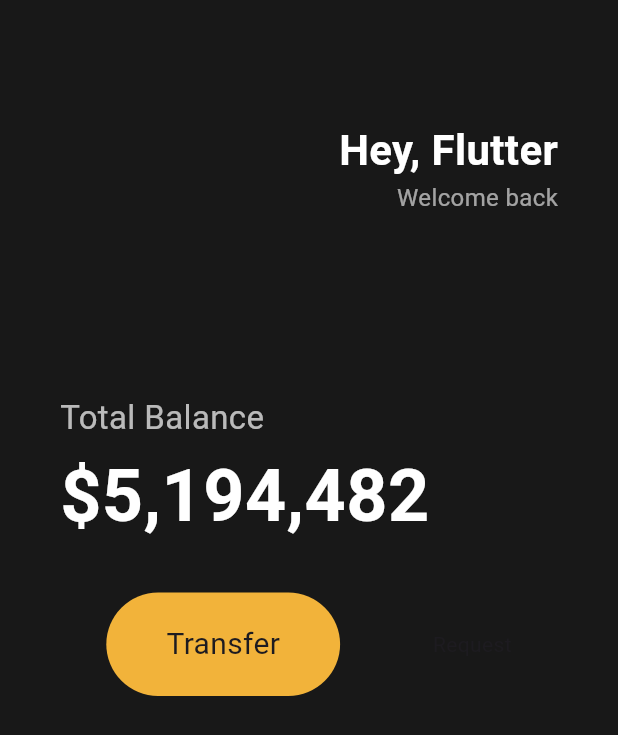
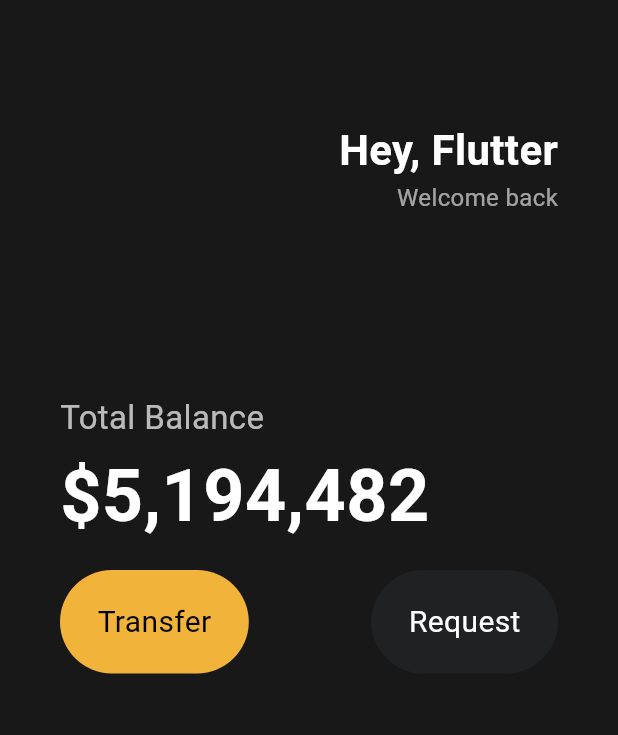
Before and after one commit to rosenrose/flutter-learn, a Flutter app: the screen it shows after launch, on a phone screen of 412 x 824 dp. Shown: the top 735 px of the screen. Run offline on Flutter 3.47's test engine with Material 3 defaults, Android fonts, the phone set to English and light mode, and no system bars.

Commit message:
reusable widgets

```diff
--- a/lib/main.dart
+++ b/lib/main.dart
@@ -1,5 +1,6 @@
 import 'package:flutter/cupertino.dart';
 import 'package:flutter/material.dart';
+import 'package:flutter_learn/widgets/Button.dart';
 
 void main() {
   var nico = Player(name: "nico");
@@ -12,20 +13,20 @@ class App extends StatelessWidget {
 
   @override
   Widget build(BuildContext context) {
-    return MaterialApp(
+    return const MaterialApp(
       home: Scaffold(
-        backgroundColor: const Color(0xFF181818),
+        backgroundColor: Color(0xFF181818),
         body: Padding(
-          padding: const EdgeInsets.symmetric(
+          padding: EdgeInsets.symmetric(
             horizontal: 40,
           ),
           child: Column(
             crossAxisAlignment: CrossAxisAlignment.start,
             children: [
-              const SizedBox(
+              SizedBox(
                 height: 80,
               ),
-              const Row(
+              Row(
                 mainAxisAlignment: MainAxisAlignment.end,
                 children: [
                   Column(
@@ -50,20 +51,20 @@ class App extends StatelessWidget {
                   ),
                 ],
               ),
-              const SizedBox(
+              SizedBox(
                 height: 120,
               ),
-              const Text(
+              Text(
                 "Total Balance",
                 style: TextStyle(
                   color: Colors.white70,
                   fontSize: 22,
                 ),
               ),
-              const SizedBox(
+              SizedBox(
                 height: 2,
               ),
-              const Text(
+              Text(
                 "\$5,194,482",
                 style: TextStyle(
                   color: Colors.white,
@@ -71,34 +72,21 @@ class App extends StatelessWidget {
                   fontWeight: FontWeight.w600,
                 ),
               ),
-              const SizedBox(
-                height: 30,
+              SizedBox(
+                height: 15,
               ),
               Row(
-                mainAxisAlignment: MainAxisAlignment.spaceAround,
+                mainAxisAlignment: MainAxisAlignment.spaceBetween,
                 children: [
-                  Container(
-                    decoration: BoxDecoration(
-                      color: const Color(0xFFF2B33A),
-                      borderRadius: BorderRadius.circular(45),
-                    ),
-                    child: const Padding(
-                      padding: EdgeInsets.symmetric(
-                        vertical: 20,
-                        horizontal: 40,
-                      ),
-                      child: Text(
-                        "Transfer",
-                        style: TextStyle(
-                          fontSize: 20,
-                        ),
-                      ),
-                    ),
+                  Button(
+                    text: "Transfer",
+                    textColor: Colors.black,
+                    bgColor: Color(0xFFF2B33A),
                   ),
-                  Container(
-                    child: const Text(
-                      "Request",
-                    ),
+                  Button(
+                    text: "Request",
+                    textColor: Colors.white,
+                    bgColor: Color(0xFF1F2123),
                   ),
                 ],
               ),
--- /dev/null
+++ b/lib/widgets/button.dart
@@ -0,0 +1,37 @@
+import 'package:flutter/material.dart';
+
+class Button extends StatelessWidget {
+  final String text;
+  final Color textColor;
+  final Color bgColor;
+
+  const Button({
+    super.key,
+    required this.text,
+    required this.textColor,
+    required this.bgColor,
+  });
+
+  @override
+  Widget build(BuildContext context) {
+    return Container(
+      decoration: BoxDecoration(
+        color: bgColor,
+        borderRadius: BorderRadius.circular(45),
+      ),
+      child: Padding(
+        padding: const EdgeInsets.symmetric(
+          vertical: 20,
+          horizontal: 25,
+        ),
+        child: Text(
+          text,
+          style: TextStyle(
+            fontSize: 20,
+            color: textColor,
+          ),
+        ),
+      ),
+    );
+  }
+}
```
